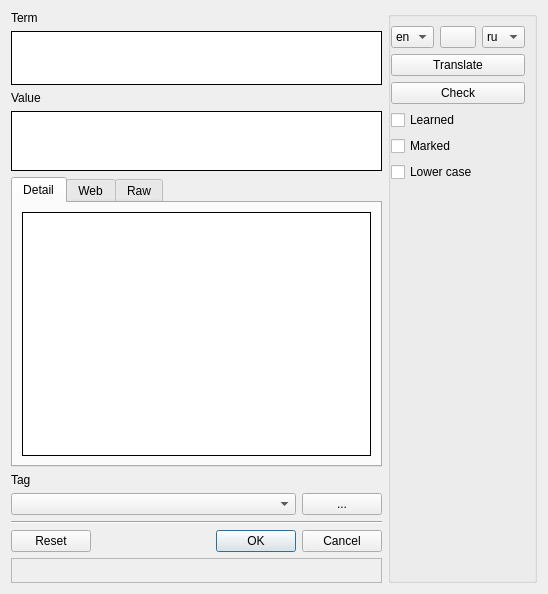
First picture: the form in Forms/WordEditor.ui, repository skynowa/iTeacher, before the edit.
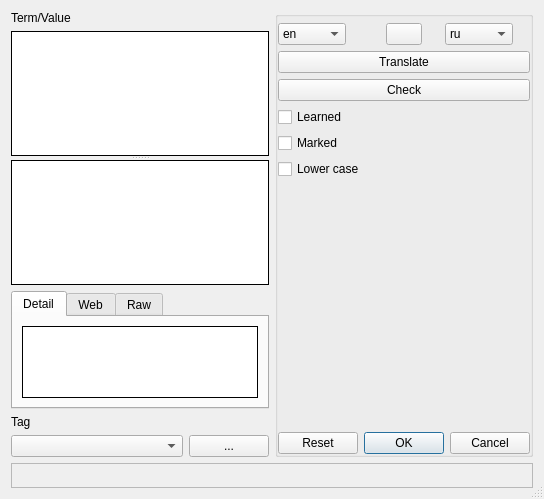
Second picture: the form after the edit. Icons and pictures are not drawn.

Diff of the .ui file:
```diff
--- a/Forms/WordEditor.ui
+++ b/Forms/WordEditor.ui
@@ -6,79 +6,51 @@
    <rect>
     <x>0</x>
     <y>0</y>
-    <width>548</width>
-    <height>594</height>
+    <width>544</width>
+    <height>499</height>
    </rect>
   </property>
-  <property name="windowTitle">
-   <string>Word editor[*]</string>
+  <property name="sizeGripEnabled">
+   <bool>true</bool>
   </property>
   <layout class="QGridLayout" name="gridLayout_7">
    <item row="0" column="0">
     <widget class="QLabel" name="label_2">
      <property name="text">
-      <string>Term</string>
+      <string>Term/Value</string>
      </property>
     </widget>
    </item>
    <item row="1" column="0">
-    <widget class="QTextEdit" name="tedtTerm">
-     <property name="minimumSize">
-      <size>
-       <width>0</width>
-       <height>54</height>
-      </size>
+    <widget class="QSplitter" name="splitter">
+     <property name="orientation">
+      <enum>Qt::Vertical</enum>
      </property>
-     <property name="maximumSize">
-      <size>
-       <width>16777215</width>
-       <height>54</height>
-      </size>
-     </property>
-     <property name="frameShape">
-      <enum>QFrame::Box</enum>
-     </property>
-     <property name="frameShadow">
-      <enum>QFrame::Plain</enum>
-     </property>
-     <property name="tabStopWidth">
-      <number>40</number>
-     </property>
+     <widget class="QTextEdit" name="tedtTerm">
+      <property name="frameShape">
+       <enum>QFrame::Box</enum>
+      </property>
+      <property name="frameShadow">
+       <enum>QFrame::Plain</enum>
+      </property>
+      <property name="tabStopWidth">
+       <number>40</number>
+      </property>
+     </widget>
+     <widget class="QTextEdit" name="tedtValueBrief">
+      <property name="frameShape">
+       <enum>QFrame::Box</enum>
+      </property>
+      <property name="frameShadow">
+       <enum>QFrame::Plain</enum>
+      </property>
+      <property name="tabStopWidth">
+       <number>40</number>
+      </property>
+     </widget>
     </widget>
    </item>
    <item row="2" column="0">
-    <widget class="QLabel" name="label_3">
-     <property name="text">
-      <string>Value</string>
-     </property>
-    </widget>
-   </item>
-   <item row="3" column="0">
-    <widget class="QTextEdit" name="tedtValueBrief">
-     <property name="minimumSize">
-      <size>
-       <width>0</width>
-       <height>60</height>
-      </size>
-     </property>
-     <property name="maximumSize">
-      <size>
-       <width>16777215</width>
-       <height>60</height>
-      </size>
-     </property>
-     <property name="frameShape">
-      <enum>QFrame::Box</enum>
-     </property>
-     <property name="frameShadow">
-      <enum>QFrame::Plain</enum>
-     </property>
-     <property name="tabStopWidth">
-      <number>40</number>
-     </property>
-    </widget>
-   </item>
-   <item row="4" column="0">
     <widget class="QTabWidget" name="tabWidget">
      <property name="currentIndex">
       <number>0</number>
@@ -154,30 +126,12 @@
      </widget>
     </widget>
    </item>
-   <item row="5" column="0">
+   <item row="3" column="0">
     <layout class="QGridLayout" name="gridLayout_3">
-     <item row="4" column="0" colspan="2">
-      <widget class="QLabel" name="lblInfo">
-       <property name="minimumSize">
-        <size>
-         <width>0</width>
-         <height>25</height>
-        </size>
-       </property>
-       <property name="maximumSize">
-        <size>
-         <width>16777215</width>
-         <height>25</height>
-        </size>
-       </property>
-       <property name="frameShape">
-        <enum>QFrame::StyledPanel</enum>
-       </property>
-       <property name="frameShadow">
-        <enum>QFrame::Sunken</enum>
-       </property>
+     <item row="0" column="0" colspan="2">
+      <widget class="QLabel" name="label">
        <property name="text">
-        <string/>
+        <string>Tag</string>
        </property>
       </widget>
      </item>
@@ -194,33 +148,37 @@
        </property>
       </widget>
      </item>
-     <item row="3" column="0" colspan="2">
-      <widget class="QDialogButtonBox" name="bbxButtons">
-       <property name="standardButtons">
-        <set>QDialogButtonBox::Cancel|QDialogButtonBox::Ok|QDialogButtonBox::Reset</set>
-       </property>
-      </widget>
-     </item>
      <item row="1" column="0">
       <widget class="QComboBox" name="cboTags"/>
      </item>
-     <item row="2" column="0" colspan="2">
-      <widget class="Line" name="line">
-       <property name="orientation">
-        <enum>Qt::Horizontal</enum>
-       </property>
-      </widget>
-     </item>
-     <item row="0" column="0" colspan="2">
-      <widget class="QLabel" name="label">
-       <property name="text">
-        <string>Tag</string>
-       </property>
-      </widget>
-     </item>
     </layout>
    </item>
-   <item row="0" column="1" rowspan="6">
+   <item row="4" column="0" colspan="2">
+    <widget class="QLabel" name="lblInfo">
+     <property name="minimumSize">
+      <size>
+       <width>0</width>
+       <height>25</height>
+      </size>
+     </property>
+     <property name="maximumSize">
+      <size>
+       <width>16777215</width>
+       <height>25</height>
+      </size>
+     </property>
+     <property name="frameShape">
+      <enum>QFrame::StyledPanel</enum>
+     </property>
+     <property name="frameShadow">
+      <enum>QFrame::Sunken</enum>
+     </property>
+     <property name="text">
+      <string/>
+     </property>
+    </widget>
+   </item>
+   <item row="0" column="1" rowspan="4">
     <widget class="QGroupBox" name="groupBox">
      <property name="title">
       <string/>
@@ -229,69 +187,22 @@
       <property name="leftMargin">
        <number>0</number>
       </property>
+      <property name="topMargin">
+       <number>6</number>
+      </property>
       <property name="rightMargin">
-       <number>9</number>
+       <number>0</number>
+      </property>
+      <property name="bottomMargin">
+       <number>0</number>
       </property>
       <item row="0" column="0">
        <layout class="QGridLayout" name="gridLayout">
-        <item row="0" column="2">
-         <widget class="QComboBox" name="cboLangTo">
-          <property name="maximumSize">
-           <size>
-            <width>68</width>
-            <height>16777215</height>
-           </size>
+        <item row="2" column="0" colspan="3">
+         <widget class="QPushButton" name="pbtnCheck">
+          <property name="text">
+           <string>Check</string>
           </property>
-          <item>
-           <property name="text">
-            <string>ru</string>
-           </property>
-           <property name="icon">
-            <iconset>
-             <normalon>:/Flags/Flags/ru.png</normalon>
-            </iconset>
-           </property>
-          </item>
-          <item>
-           <property name="text">
-            <string>en</string>
-           </property>
-           <property name="icon">
-            <iconset>
-             <normalon>:/Flags/Flags/uk.png</normalon>
-            </iconset>
-           </property>
-          </item>
-         </widget>
-        </item>
-        <item row="0" column="0">
-         <widget class="QComboBox" name="cboLangFrom">
-          <property name="maximumSize">
-           <size>
-            <width>68</width>
-            <height>16777215</height>
-           </size>
-          </property>
-          <item>
-           <property name="text">
-            <string>en</string>
-           </property>
-           <property name="icon">
-            <iconset>
-             <normalon>:/Flags/Flags/uk.png</normalon>
-            </iconset>
-           </property>
-          </item>
-          <item>
-           <property name="text">
-            <string>ru</string>
-           </property>
-           <property name="icon">
-            <iconset>
-             <normalon>:/Flags/Flags/ru.png</normalon>
-            </iconset>
-           </property>
-          </item>
          </widget>
         </item>
         <item row="0" column="1">
@@ -312,34 +223,6 @@
           </property>
          </widget>
         </item>
-        <item row="1" column="0" colspan="3">
-         <widget class="QPushButton" name="pbtnTranslate">
-          <property name="text">
-           <string>Translate</string>
-          </property>
-         </widget>
-        </item>
-        <item row="2" column="0" colspan="3">
-         <widget class="QPushButton" name="pbtnCheck">
-          <property name="text">
-           <string>Check</string>
-          </property>
-         </widget>
-        </item>
-        <item row="3" column="0" colspan="3">
-         <widget class="QCheckBox" name="chkIsLearned">
-          <property name="text">
-           <string>Learned</string>
-          </property>
-         </widget>
-        </item>
-        <item row="4" column="0" colspan="3">
-         <widget class="QCheckBox" name="chkIsMarked">
-          <property name="text">
-           <string>Marked</string>
-          </property>
-         </widget>
-        </item>
         <item row="5" column="0" colspan="3">
          <widget class="QCheckBox" name="chkLowerCase">
           <property name="text">
@@ -347,15 +230,103 @@
           </property>
          </widget>
         </item>
+        <item row="4" column="0" colspan="3">
+         <widget class="QCheckBox" name="chkIsMarked">
+          <property name="text">
+           <string>Marked</string>
+          </property>
+         </widget>
+        </item>
+        <item row="0" column="2">
+         <widget class="QComboBox" name="cboLangTo">
+          <property name="maximumSize">
+           <size>
+            <width>68</width>
+            <height>16777215</height>
+           </size>
+          </property>
+          <item>
+           <property name="text">
+            <string>ru</string>
+           </property>
+           <property name="icon">
+            <iconset>
+             <normalon>:/Flags/Flags/ru.png</normalon>
+            </iconset>
+           </property>
+          </item>
+          <item>
+           <property name="text">
+            <string>en</string>
+           </property>
+           <property name="icon">
+            <iconset>
+             <normalon>:/Flags/Flags/uk.png</normalon>
+            </iconset>
+           </property>
+          </item>
+         </widget>
+        </item>
+        <item row="0" column="0">
+         <widget class="QComboBox" name="cboLangFrom">
+          <property name="maximumSize">
+           <size>
+            <width>68</width>
+            <height>16777215</height>
+           </size>
+          </property>
+          <item>
+           <property name="text">
+            <string>en</string>
+           </property>
+           <property name="icon">
+            <iconset>
+             <normalon>:/Flags/Flags/uk.png</normalon>
+            </iconset>
+           </property>
+          </item>
+          <item>
+           <property name="text">
+            <string>ru</string>
+           </property>
+           <property name="icon">
+            <iconset>
+             <normalon>:/Flags/Flags/ru.png</normalon>
+            </iconset>
+           </property>
+          </item>
+         </widget>
+        </item>
+        <item row="7" column="0" colspan="3">
+         <widget class="QDialogButtonBox" name="bbxButtons">
+          <property name="standardButtons">
+           <set>QDialogButtonBox::Cancel|QDialogButtonBox::Ok|QDialogButtonBox::Reset</set>
+          </property>
+         </widget>
+        </item>
+        <item row="3" column="0" colspan="3">
+         <widget class="QCheckBox" name="chkIsLearned">
+          <property name="text">
+           <string>Learned</string>
+          </property>
+         </widget>
+        </item>
+        <item row="1" column="0" colspan="3">
+         <widget class="QPushButton" name="pbtnTranslate">
+          <property name="text">
+           <string>Translate</string>
+          </property>
+         </widget>
+        </item>
         <item row="6" column="0" colspan="3">
-         <spacer name="verticalSpacer">
+         <spacer name="verticalSpacer_2">
           <property name="orientation">
            <enum>Qt::Vertical</enum>
           </property>
           <property name="sizeHint" stdset="0">
            <size>
-            <width>17</width>
-            <height>82</height>
+            <width>20</width>
+            <height>40</height>
            </size>
           </property>
          </spacer>
```
Left out of the diff: 1 changed line with no effect on the pictures.
